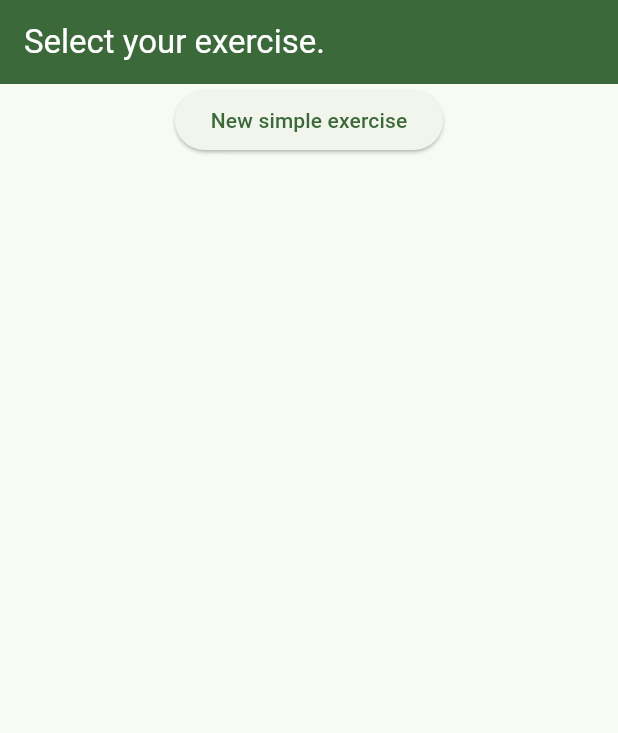
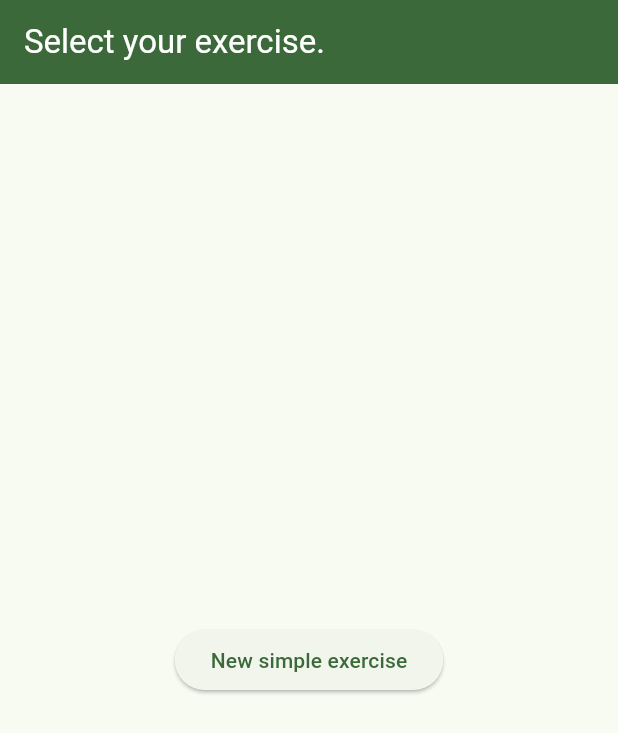
Before and after one commit to loloof64/Hurry-Math, a Flutter app: the screen it shows after launch, on a phone screen of 412 x 824 dp. Shown: the top 733 px of the screen. Run offline on Flutter 3.47's test engine with Material 2 defaults, Android fonts, the phone set to English and light mode, and no system bars; our stand-ins replace flutter_riverpod.

Commit message:
improved home page layout

```diff
--- a/lib/screens/home.dart
+++ b/lib/screens/home.dart
@@ -29,13 +29,16 @@ class HomeScreen extends ConsumerWidget {
       ),
       body: Center(
         child: Column(
+          mainAxisAlignment: MainAxisAlignment.spaceEvenly,
+          crossAxisAlignment: CrossAxisAlignment.center,
           children: [
             ElevatedButton(
               onPressed: () => _gotoSimpleExercise(context, ref),
               child: const Text('New simple exercise'),
             ),
           ],
-      )),
+        ),
+      ),
     );
   }
 }
```
Lines whose indentation alone changed are shown as unchanged.
